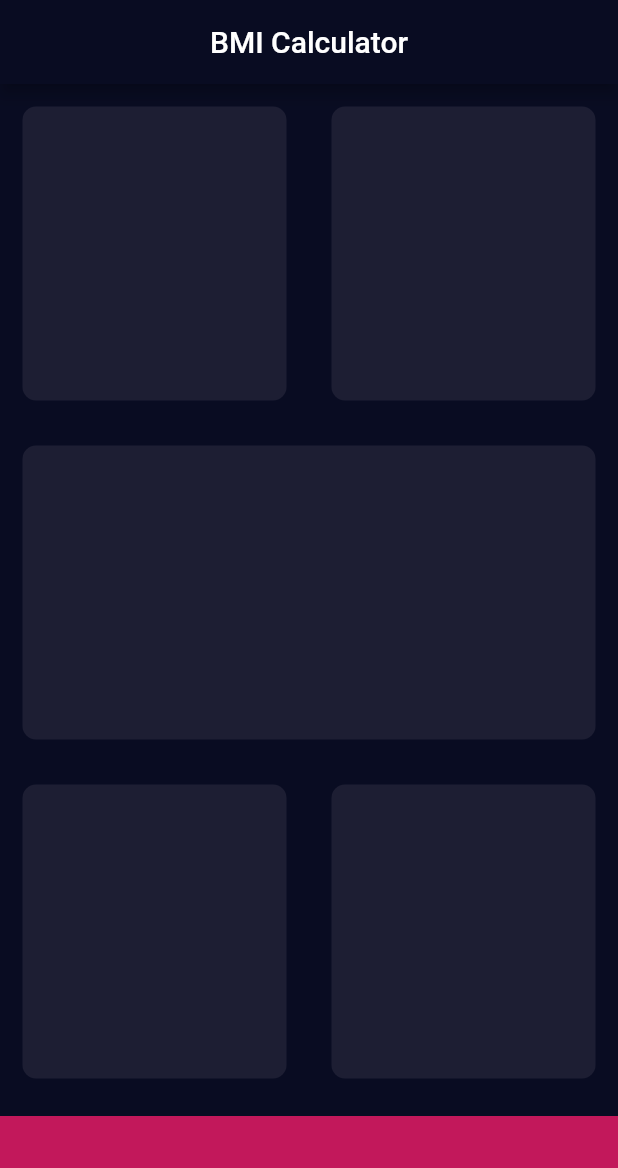
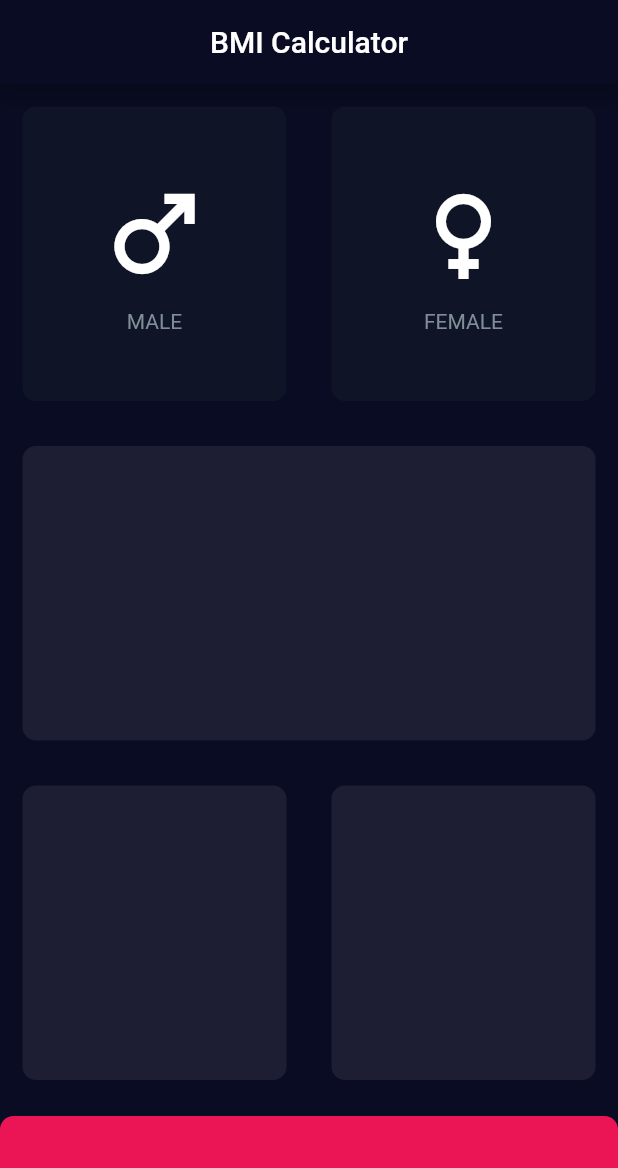
Before and after one commit to ayushh-gautam/bmi_app_, a Flutter app: the screen it shows after launch, on a phone screen of 412 x 824 dp. Shown: the top 1168 px of the screen. Run offline on Flutter 3.47's test engine with Material 2 defaults, Android fonts, the phone set to English and light mode, and no system bars.

Commit message:
did some changes

```diff
--- a/lib/bmi.dart
+++ b/lib/bmi.dart
@@ -2,8 +2,15 @@
 import 'package:flutter/material.dart';
 import 'widgets.dart';
 
+const activeBoxColors = Color(0xFF1D1E33);
+const inactiveBoxColors = Color(0xFF101427);
 const containerHeight = 80.0;
-const boxColors = 0xFF1D1E33;
+const containerColor = Color(0xFFEB1555);
+
+enum Gender {
+  male,
+  female,
+}
 
 class BmiApp extends StatefulWidget {
   const BmiApp({super.key});
@@ -13,6 +20,8 @@ class BmiApp extends StatefulWidget {
 }
 
 class _BmiAppState extends State<BmiApp> {
+  Gender? selectedGender;
+
   @override
   Widget build(BuildContext context) {
     return Scaffold(
@@ -24,29 +33,61 @@ class _BmiAppState extends State<BmiApp> {
             Expanded(
               child: Row(
                 children: [
-                  Expanded(child: CustomCard(colour: Color(boxColors))),
                   Expanded(
-                    child: CustomCard(colour: Color(boxColors)),
+                      child: CustomCard(
+                    onPressed: () {
+                      setState(() {
+                        selectedGender = Gender.male;
+                      });
+                    },
+                    colour: selectedGender == Gender.male
+                        ? activeBoxColors
+                        : inactiveBoxColors,
+                    cardChild: IconWidget(
+                      icon: (Icons.male),
+                      label: 'MALE',
+                    ),
+                  )),
+                  Expanded(
+                    child: CustomCard(
+                      onPressed: () {
+                        setState(() {
+                          selectedGender = Gender.female;
+                        });
+                      },
+                      colour: selectedGender == Gender.female
+                          ? activeBoxColors
+                          : inactiveBoxColors,
+                      cardChild: IconWidget(
+                        icon: (Icons.female),
+                        label: 'FEMALE',
+                      ),
+                    ),
                   ),
                 ],
               ),
             ),
-            Expanded(child: CustomCard(colour: Color(boxColors))),
+            Expanded(child: CustomCard(colour: activeBoxColors)),
             Expanded(
               child: Row(
                 children: [
-                  Expanded(child: CustomCard(colour: Color(boxColors))),
-                  Expanded(child: CustomCard(colour: Color(boxColors)))
+                  Expanded(child: CustomCard(colour: activeBoxColors)),
+                  Expanded(child: CustomCard(colour: activeBoxColors))
                 ],
               ),
             ),
             Container(
-              margin: EdgeInsets.only(top: 10.0),
+              margin: EdgeInsets.only(top: 9.0),
+              decoration: BoxDecoration(
+                  color: containerColor,
+                  borderRadius: BorderRadius.only(
+                      topLeft: Radius.circular(9),
+                      topRight: Radius.circular(9))),
               height: containerHeight,
               width: double.infinity,
-              color: Colors.pink.shade700,
             )
           ],
         ));
   }
 }
+//14:44
--- a/lib/widgets.dart
+++ b/lib/widgets.dart
@@ -2,17 +2,49 @@ import 'package:flutter/material.dart';
 
 // ignore: must_be_immutable
 class CustomCard extends StatelessWidget {
-  CustomCard({super.key, @required this.colour});
+  CustomCard({super.key, @required this.colour, this.cardChild, this.onPressed});
+  final Widget? cardChild;
   Color? colour;
+  final Function()? onPressed;
 
   @override
   Widget build(BuildContext context) {
-    return Container(
-      margin: const EdgeInsets.all(15),
-      decoration: BoxDecoration(
-        color: colour,
-        borderRadius: BorderRadius.circular(9),
+    return GestureDetector(
+      onTap: onPressed,
+      child: Container(
+        child: cardChild,
+        margin: const EdgeInsets.all(15),
+        decoration: BoxDecoration(
+          color: colour,
+          borderRadius: BorderRadius.circular(9),
+        ),
       ),
     );
   }
 }
+
+class IconWidget extends StatelessWidget {
+  final IconData? icon;
+  final String? label;
+  IconWidget({this.icon, this.label});
+
+  @override
+  Widget build(BuildContext context) {
+    return Column(
+      mainAxisAlignment: MainAxisAlignment.center,
+      children: [
+        Icon(
+          icon,
+          size: 80.0,
+        ),
+        SizedBox(
+          height: 10.0,
+        ),
+        Text(
+          label!,
+          style: TextStyle(color: Color(0xFF808E98)),
+        )
+      ],
+    );
+  }
+}
```
